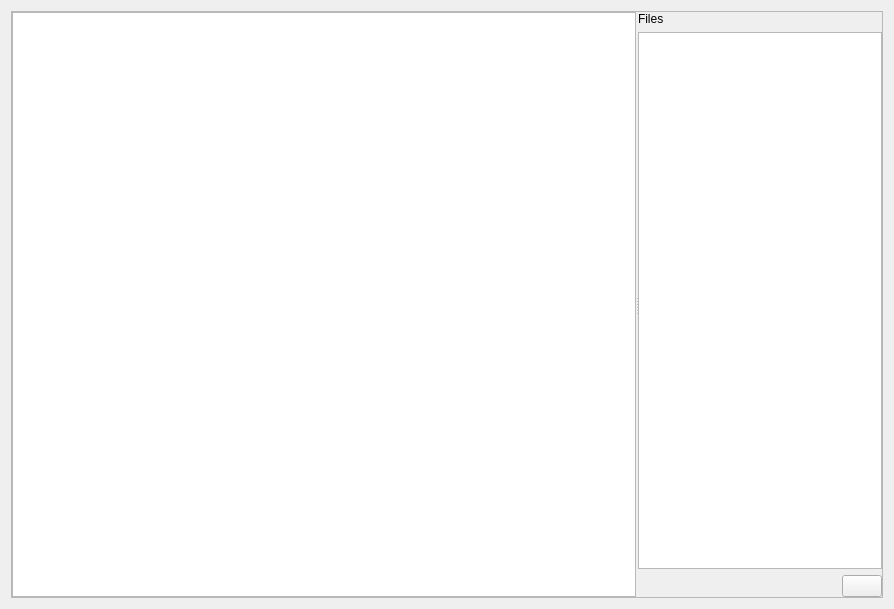
aumanimationstudios/rbhus, file rbhusUI/lib/qt5/folderManager/main.ui: the form before one commit.
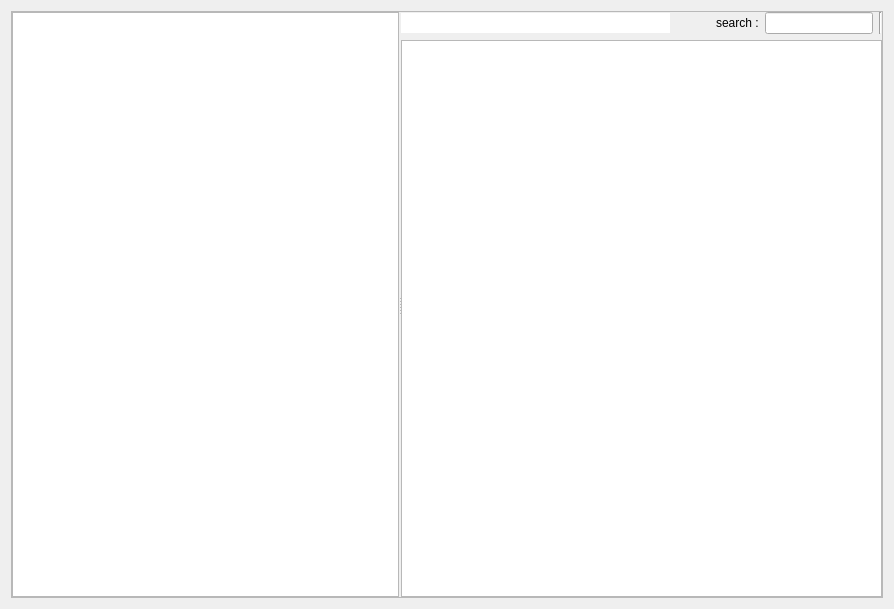
The form after the commit.

Commit message: color correction tools

Patch:
```diff
--- a/rbhusUI/lib/qt5/folderManager/main.ui
+++ b/rbhusUI/lib/qt5/folderManager/main.ui
@@ -10,6 +10,43 @@
     <height>609</height>
    </rect>
   </property>
+  <property name="palette">
+   <palette>
+    <active>
+     <colorrole role="Highlight">
+      <brush brushstyle="SolidPattern">
+       <color alpha="200">
+        <red>233</red>
+        <green>90</green>
+        <blue>46</blue>
+       </color>
+      </brush>
+     </colorrole>
+    </active>
+    <inactive>
+     <colorrole role="Highlight">
+      <brush brushstyle="SolidPattern">
+       <color alpha="200">
+        <red>233</red>
+        <green>90</green>
+        <blue>46</blue>
+       </color>
+      </brush>
+     </colorrole>
+    </inactive>
+    <disabled>
+     <colorrole role="Highlight">
+      <brush brushstyle="SolidPattern">
+       <color alpha="255">
+        <red>0</red>
+        <green>0</green>
+        <blue>128</blue>
+       </color>
+      </brush>
+     </colorrole>
+    </disabled>
+   </palette>
+  </property>
   <property name="windowTitle">
    <string>Form</string>
   </property>
@@ -68,9 +105,61 @@
        <item>
         <layout class="QHBoxLayout" name="horizontalLayout_2">
          <item>
-          <widget class="QLabel" name="label_2">
+          <widget class="QLineEdit" name="labelFile">
+           <property name="sizePolicy">
+            <sizepolicy hsizetype="MinimumExpanding" vsizetype="Fixed">
+             <horstretch>1</horstretch>
+             <verstretch>0</verstretch>
+            </sizepolicy>
+           </property>
+           <property name="mouseTracking">
+            <bool>false</bool>
+           </property>
+           <property name="focusPolicy">
+            <enum>Qt::NoFocus</enum>
+           </property>
+           <property name="frame">
+            <bool>false</bool>
+           </property>
+           <property name="readOnly">
+            <bool>true</bool>
+           </property>
+          </widget>
+         </item>
+         <item>
+          <spacer name="horizontalSpacer">
+           <property name="orientation">
+            <enum>Qt::Horizontal</enum>
+           </property>
+           <property name="sizeHint" stdset="0">
+            <size>
+             <width>40</width>
+             <height>20</height>
+            </size>
+           </property>
+          </spacer>
+         </item>
+         <item>
+          <widget class="QLabel" name="label">
            <property name="text">
-            <string>Files</string>
+            <string>search :</string>
+           </property>
+          </widget>
+         </item>
+         <item>
+          <widget class="QLineEdit" name="lineEditSearch">
+           <property name="enabled">
+            <bool>true</bool>
+           </property>
+           <property name="clearButtonEnabled">
+            <bool>true</bool>
+           </property>
+          </widget>
+         </item>
+         <item>
+          <widget class="Line" name="line">
+           <property name="orientation">
+            <enum>Qt::Vertical</enum>
            </property>
           </widget>
          </item>
@@ -126,10 +215,13 @@
          <property name="resizeMode">
           <enum>QListView::Adjust</enum>
          </property>
+         <property name="spacing">
+          <number>2</number>
+         </property>
          <property name="gridSize">
           <size>
            <width>210</width>
-           <height>200</height>
+           <height>210</height>
           </size>
          </property>
          <property name="viewMode">
@@ -150,37 +242,7 @@
         </widget>
        </item>
        <item>
-        <layout class="QHBoxLayout" name="horizontalLayout" stretch="0,0">
-         <item>
-          <spacer name="horizontalSpacer">
-           <property name="orientation">
-            <enum>Qt::Horizontal</enum>
-           </property>
-           <property name="sizeHint" stdset="0">
-            <size>
-             <width>40</width>
-             <height>20</height>
-            </size>
-           </property>
-          </spacer>
-         </item>
-         <item>
-          <widget class="QPushButton" name="pushButton">
-           <property name="sizePolicy">
-            <sizepolicy hsizetype="Fixed" vsizetype="Fixed">
-             <horstretch>0</horstretch>
-             <verstretch>0</verstretch>
-            </sizepolicy>
-           </property>
-           <property name="focusPolicy">
-            <enum>Qt::NoFocus</enum>
-           </property>
-           <property name="text">
-            <string/>
-           </property>
-          </widget>
-         </item>
-        </layout>
+        <layout class="QHBoxLayout" name="horizontalLayout"/>
        </item>
       </layout>
      </widget>
```
Left out of the diff: 19 changed lines with no effect on the pictures. The commit also changes 19 other files.
